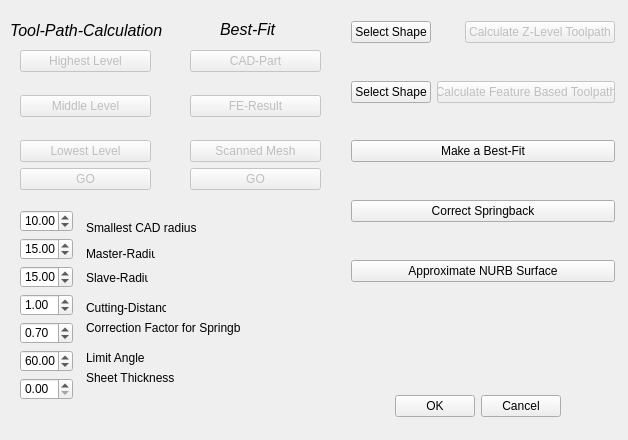
Old version of the form src/Mod/Cam/Gui/Cutting.ui in the repository berndhahnebach/All_FreeCAD.
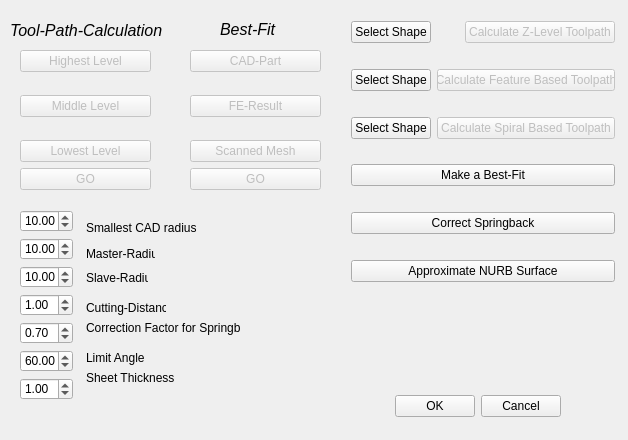
New version of the form.

Commit message: implemented_spiral_based_machining

```diff
--- a/src/Mod/Cam/Gui/Cutting.ui
+++ b/src/Mod/Cam/Gui/Cutting.ui
@@ -254,17 +254,17 @@
        <cursor>0</cursor>
       </property>
       <property name="maximum" >
-       <double>20.000000000000000</double>
+       <double>99.989999999999995</double>
       </property>
       <property name="value" >
-       <double>15.000000000000000</double>
+       <double>10.000000000000000</double>
       </property>
      </widget>
     </item>
     <item>
      <widget class="QDoubleSpinBox" name="slave_radius_box" >
       <property name="value" >
-       <double>15.000000000000000</double>
+       <double>10.000000000000000</double>
       </property>
      </widget>
     </item>
@@ -290,7 +290,20 @@
      </widget>
     </item>
     <item>
-     <widget class="QDoubleSpinBox" name="sheet_thickness_box" />
+     <widget class="QDoubleSpinBox" name="sheet_thickness_box" >
+      <property name="prefix" >
+       <string/>
+      </property>
+      <property name="suffix" >
+       <string/>
+      </property>
+      <property name="singleStep" >
+       <double>0.500000000000000</double>
+      </property>
+      <property name="value" >
+       <double>1.000000000000000</double>
+      </property>
+     </widget>
     </item>
     <item>
      <spacer>
@@ -585,6 +598,52 @@
       </property>
      </spacer>
     </item>
+    <item>
+     <layout class="QHBoxLayout" >
+      <property name="margin" >
+       <number>0</number>
+      </property>
+      <property name="spacing" >
+       <number>6</number>
+      </property>
+      <item>
+       <widget class="QPushButton" name="select_shape_spiral_based_button" >
+        <property name="toolTip" >
+         <string>Select Shape to Cut</string>
+        </property>
+        <property name="text" >
+         <string>Select Shape</string>
+        </property>
+       </widget>
+      </item>
+      <item>
+       <widget class="QPushButton" name="CalculateSpiralBased" >
+        <property name="enabled" >
+         <bool>false</bool>
+        </property>
+        <property name="text" >
+         <string>Calculate Spiral Based Toolpath</string>
+        </property>
+        <property name="autoDefault" >
+         <bool>true</bool>
+        </property>
+       </widget>
+      </item>
+     </layout>
+    </item>
+    <item>
+     <spacer>
+      <property name="orientation" >
+       <enum>Qt::Vertical</enum>
+      </property>
+      <property name="sizeHint" >
+       <size>
+        <width>20</width>
+        <height>40</height>
+       </size>
+      </property>
+     </spacer>
+    </item>
     <item>
      <widget class="QPushButton" name="pushButton" >
       <property name="text" >
```
The commit also changes 6 other files.
